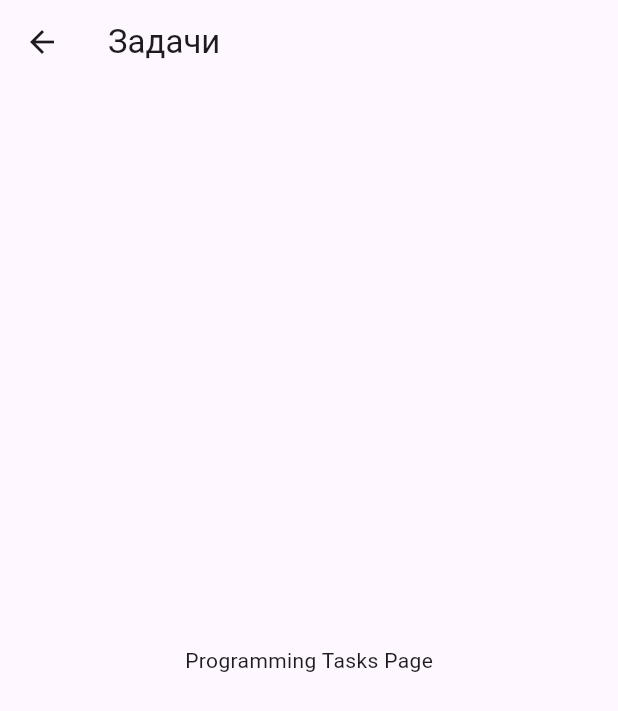
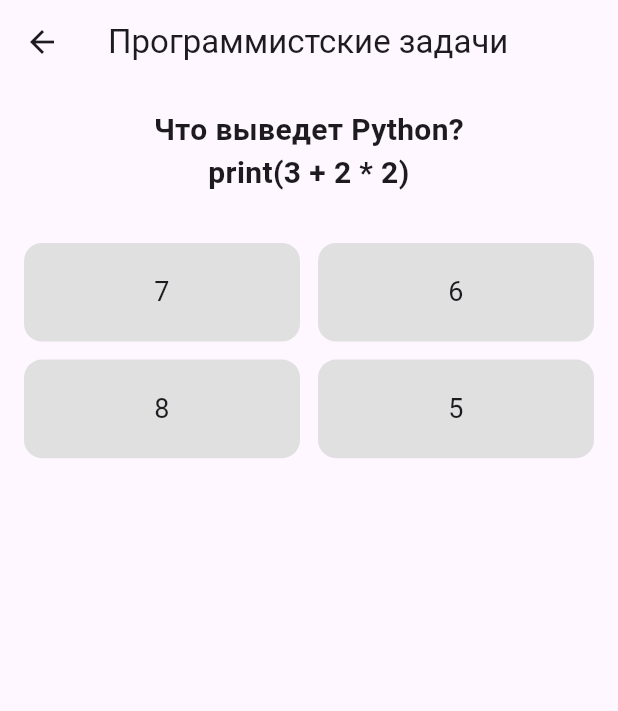
Before and after one commit to TwiLightDM/neoflex_quest, a Flutter app: the screen it shows after launch, item 3 of the bottom bar chosen, on a phone screen of 412 x 824 dp. Shown: the top 711 px of the screen. Run offline on Flutter 3.47's test engine with Material 3 defaults, Android fonts, the phone set to English and light mode, and no system bars.

Commit message:
+ Сделана страница programming_tasks_page

```diff
--- /dev/null
+++ b/lib/assets/data/programming_tasks.json
@@ -0,0 +1,52 @@
+[
+  {
+    "question": "Что выведет Python?\nprint(3 + 2 * 2)",
+    "options": ["7", "6", "8", "5"],
+    "answer": "7"
+  },
+  {
+    "question": "Что выведет C++?\nstd::cout << 10 % 3;",
+    "options": ["1", "0", "3", "2"],
+    "answer": "1"
+  },
+  {
+    "question": "Что выведет JavaScript?\nconsole.log(typeof NaN);",
+    "options": ["number", "NaN", "undefined", "string"],
+    "answer": "number"
+  },
+  {
+    "question": "Что выведет Java?\nSystem.out.println(5 / 2);",
+    "options": ["2", "2.5", "2.0", "3"],
+    "answer": "2"
+  },
+  {
+    "question": "Что выведет Python?\nprint(bool(0))",
+    "options": ["False", "True", "None", "0"],
+    "answer": "False"
+  },
+  {
+    "question": "Что выведет JavaScript?\nconsole.log([] + []);",
+    "options": ["", "undefined", "[]", "null"],
+    "answer": ""
+  },
+  {
+    "question": "Что выведет C++?\nbool b = -1;\nstd::cout << b;",
+    "options": ["1", "0", "-1", "true"],
+    "answer": "1"
+  },
+  {
+    "question": "Что выведет Java?\nSystem.out.println(\"2\" + 2);",
+    "options": ["22", "4", "Error", "\"2\"2"],
+    "answer": "22"
+  },
+  {
+    "question": "Что выведет Python?\nprint(\"Hello\"[1])",
+    "options": ["e", "H", "o", "l"],
+    "answer": "e"
+  },
+  {
+    "question": "Что выведет JavaScript?\nconsole.log(1 == '1');",
+    "options": ["true", "false", "error", "undefined"],
+    "answer": "true"
+  }
+]
--- a/lib/pages/home_page.dart
+++ b/lib/pages/home_page.dart
@@ -1,5 +1,11 @@
 import 'package:flutter/material.dart';
+import 'package:neoflex_quest/pages/programming_tasks_page.dart';
+import 'package:neoflex_quest/pages/quiz_page.dart';
+import 'package:neoflex_quest/pages/shop_page.dart';
 
+import 'achievements_page.dart';
+import 'company_info_page.dart';
+import 'daily_tasks_page.dart';
 
 class HomePage extends StatelessWidget {
   const HomePage({super.key});
@@ -13,11 +19,12 @@
       ),
       home: const HomeScreen(),
       routes: {
-        '/achievements': (_) => const AchievementsPage(),
-        '/daily': (_) => const DailyTasksPage(),
-        '/shop': (_) => const ShopPage(),
-        '/tasks': (_) => const ProgrammingTasksPage(),
-        '/company': (_) => const CompanyInfoPage(),
+        '/achievements': (_) => AchievementsPage(),
+        '/daily': (_) => DailyTasksPage(),
+        '/shop': (_) => ShopPage(),
+        '/tasks': (_) => ProgrammingTasksPage(),
+        '/company': (_) => CompanyInfoPage(),
+        '/quiz': (_) => QuizPage(),
       },
     );
   }
@@ -44,7 +51,7 @@
                   ),
                   IconButton(
                     icon: const Icon(Icons.emoji_events_outlined),
-                    iconSize: 32, // <-- добавлено
+                    iconSize: 32,
                     onPressed: () {
                       Navigator.pushNamed(context, '/achievements');
                     },
@@ -60,6 +67,14 @@
               child: CircularProgressIndicator(
                 value: 0.6,
               ),
+            ),
+
+            const SizedBox(height: 30),
+
+            // Кнопка "Начать квиз"
+            ElevatedButton(
+              onPressed: () => Navigator.pushNamed(context, '/quiz'),
+              child: const Text('Начать квиз'),
             ),
 
             const Spacer(),
@@ -127,65 +142,3 @@
     );
   }
 }
-
-// Все страницы-заглушки внутри файла
-class AchievementsPage extends StatelessWidget {
-  const AchievementsPage({super.key});
-
-  @override
-  Widget build(BuildContext context) {
-    return Scaffold(
-      appBar: AppBar(title: const Text('Ачивки')),
-      body: const Center(child: Text('Achievements page')),
-    );
-  }
-}
-
-class DailyTasksPage extends StatelessWidget {
-  const DailyTasksPage({super.key});
-
-  @override
-  Widget build(BuildContext context) {
-    return Scaffold(
-      appBar: AppBar(title: const Text('Дейлики')),
-      body: const Center(child: Text('Daily Tasks Page')),
-    );
-  }
-}
-
-class ShopPage extends StatelessWidget {
-  const ShopPage({super.key});
-
-  @override
-  Widget build(BuildContext context) {
-    return Scaffold(
-      appBar: AppBar(title: const Text('Магазин')),
-      body: const Center(child: Text('Shop Page')),
-    );
-  }
-}
-
-class ProgrammingTasksPage extends StatelessWidget {
-  const ProgrammingTasksPage({super.key});
-
-  @override
-  Widget build(BuildContext context) {
-    return Scaffold(
-      appBar: AppBar(title: const Text('Задачи')),
-      body: const Center(child: Text('Programming Tasks Page')),
-    );
-  }
-}
-
-class CompanyInfoPage extends StatelessWidget {
-  const CompanyInfoPage({super.key});
-
-  @override
-  Widget build(BuildContext context) {
-    return Scaffold(
-      appBar: AppBar(title: const Text('О компании')),
-      body: const Center(child: Text('Company Info Page')),
-    );
-  }
-
-}
--- a/lib/pages/programming_tasks_page.dart
+++ b/lib/pages/programming_tasks_page.dart
@@ -1,11 +1,126 @@
 import 'package:flutter/material.dart';
+import 'dart:convert';
+import 'package:flutter/services.dart';
 
-class ProgrammingTasksPage extends StatelessWidget {
+class ProgrammingTasksPage extends StatefulWidget {
+  const ProgrammingTasksPage({super.key});
+
+  @override
+  State<ProgrammingTasksPage> createState() => _ProgrammingTasksPageState();
+}
+
+class _ProgrammingTasksPageState extends State<ProgrammingTasksPage> {
+  List<dynamic> _questions = [];
+  int _currentIndex = 0;
+  bool _isAnswered = false;
+  int? _selectedOption;
+  bool _isCorrect = false;
+
+  @override
+  void initState() {
+    super.initState();
+    _loadQuestions();
+  }
+
+  Future<void> _loadQuestions() async {
+    final String response =
+    await rootBundle.loadString('lib/assets/data/programming_tasks.json');
+    final data = await json.decode(response);
+    setState(() {
+      _questions = data;
+    });
+  }
+
+  void _handleAnswer(int index) {
+    if (_isAnswered) return;
+
+    final current = _questions[_currentIndex];
+    bool isCorrect = current['options'][index] == current['answer'];
+
+    setState(() {
+      _selectedOption = index;
+      _isCorrect = isCorrect;
+      _isAnswered = true;
+    });
+
+    Future.delayed(const Duration(milliseconds: 500), () {
+      if (isCorrect) {
+        setState(() {
+          _currentIndex = (_currentIndex + 1) % _questions.length;
+          _isAnswered = false;
+          _selectedOption = null;
+        });
+      } else {
+        setState(() {
+          _isAnswered = false;
+          _selectedOption = null;
+        });
+      }
+    });
+  }
+
   @override
   Widget build(BuildContext context) {
+    if (_questions.isEmpty) {
+      return const Scaffold(
+        body: Center(child: CircularProgressIndicator()),
+      );
+    }
+
+    final current = _questions[_currentIndex];
+
     return Scaffold(
-      appBar: AppBar(title: Text("Программистские задачи")),
-      body: Center(child: Text("Решите задачу на программирование!", style: TextStyle(fontSize: 20))),
+      appBar: AppBar(title: const Text("Программистские задачи")),
+      body: Padding(
+        padding: const EdgeInsets.all(16),
+        child: Column(
+          children: [
+            Text(
+              current['question'],
+              style: const TextStyle(fontSize: 20, fontWeight: FontWeight.bold),
+              textAlign: TextAlign.center,
+            ),
+            const SizedBox(height: 32),
+            Expanded(
+              child: GridView.builder(
+                itemCount: current['options'].length,
+                gridDelegate: const SliverGridDelegateWithFixedCrossAxisCount(
+                  crossAxisCount: 2,
+                  mainAxisSpacing: 12,
+                  crossAxisSpacing: 12,
+                  childAspectRatio: 2.8,
+                ),
+                itemBuilder: (context, index) {
+                  final isSelected = _selectedOption == index;
+                  Color bgColor = Colors.grey[300]!;
+
+                  if (isSelected) {
+                    bgColor = _isCorrect ? Colors.green : Colors.red;
+                  }
+
+                  return AnimatedContainer(
+                    duration: const Duration(milliseconds: 300),
+                    decoration: BoxDecoration(
+                      color: bgColor,
+                      borderRadius: BorderRadius.circular(12),
+                    ),
+                    child: InkWell(
+                      onTap: () => _handleAnswer(index),
+                      child: Center(
+                        child: Text(
+                          current['options'][index],
+                          style: const TextStyle(fontSize: 18),
+                          textAlign: TextAlign.center,
+                        ),
+                      ),
+                    ),
+                  );
+                },
+              ),
+            )
+          ],
+        ),
+      ),
     );
   }
 }
--- a/pubspec.yaml
+++ b/pubspec.yaml
@@ -51,7 +51,10 @@
 
 # The following section is specific to Flutter packages.
 flutter:
-
+  assets:
+    - lib/assets/data/
+    - lib/assets/images/
+    - lib/assets/videos/
   # The following line ensures that the Material Icons font is
   # included with your application, so that you can use the icons in
   # the material Icons class.
```
